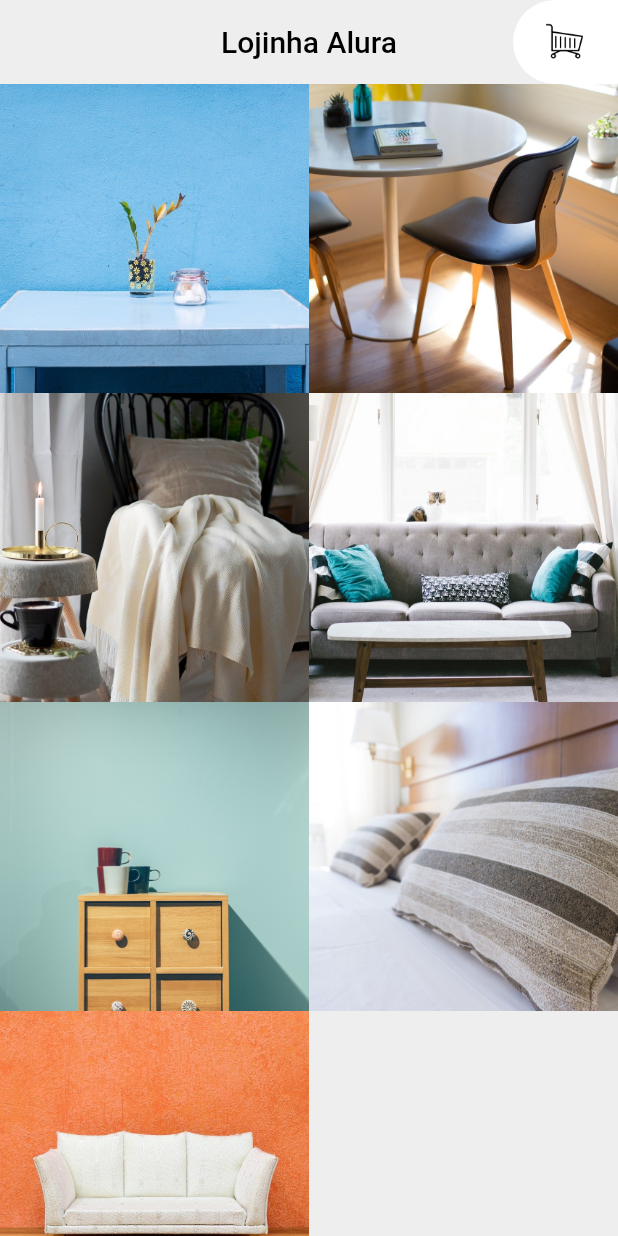
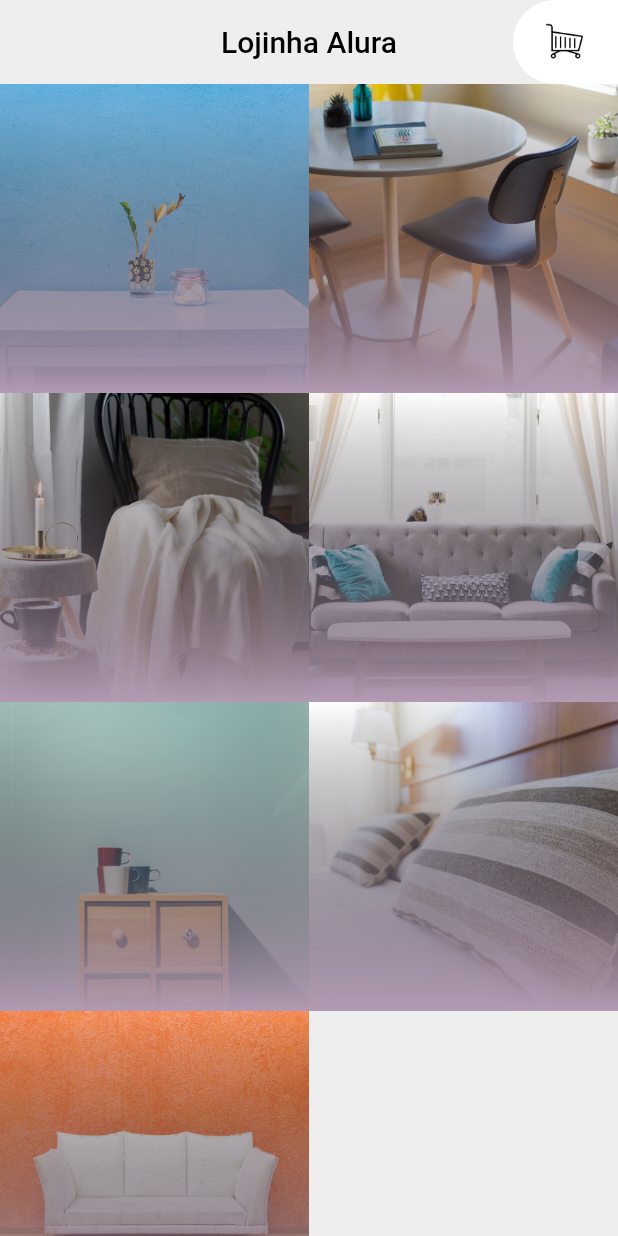
Before and after one commit to 3dsonneto/lojinha-alura, a Flutter app: the screen it shows after launch, on a phone screen of 412 x 824 dp. Run offline on Flutter 3.47's test engine with Material 2 defaults, Android fonts, the phone set to English and light mode, and no system bars.

Commit message:
Adicionando degrade por cima das imagens

```diff
--- a/lib/widgets/grid_produtos/degrade_elemento_grid_produtos.dart
+++ b/lib/widgets/grid_produtos/degrade_elemento_grid_produtos.dart
@@ -0,0 +1,20 @@
+import 'package:flutter/material.dart';
+
+class DegradeElementoGridProdutos extends StatelessWidget {
+  const DegradeElementoGridProdutos({Key? key}) : super(key: key);
+
+  @override
+  Widget build(BuildContext context) {
+    return Container(
+      decoration: BoxDecoration(
+          gradient: LinearGradient(
+        begin: Alignment.topCenter,
+        end: Alignment.bottomCenter,
+        colors: [
+          Colors.transparent,
+          Color.fromRGBO(178, 155, 178, 1),
+        ],
+      )),
+    );
+  }
+}
--- a/lib/widgets/grid_produtos/elemento_grid_produtos.dart
+++ b/lib/widgets/grid_produtos/elemento_grid_produtos.dart
@@ -1,4 +1,5 @@
 import 'package:alura_layout/models/movel.dart';
+import 'package:alura_layout/widgets/grid_produtos/degrade_elemento_grid_produtos.dart';
 import 'package:alura_layout/widgets/grid_produtos/imagem_elemento_grid_produtos.dart';
 import 'package:flutter/material.dart';
 
@@ -9,8 +10,13 @@
 
   @override
   Widget build(BuildContext context) {
-    return ImagemElementoGridProdutos(
-      imagem: movel.foto,
+    return Stack(
+      children: [
+        ImagemElementoGridProdutos(
+          imagem: movel.foto,
+        ),
+        DegradeElementoGridProdutos(),
+      ],
     );
   }
 }
--- a/lib/widgets/grid_produtos/imagem_elemento_grid_produtos.dart
+++ b/lib/widgets/grid_produtos/imagem_elemento_grid_produtos.dart
@@ -7,9 +7,10 @@
 
   @override
   Widget build(BuildContext context) {
-    return Image(
+    return Positioned.fill(
+        child: Image(
       fit: BoxFit.cover,
       image: AssetImage("utilidades/assets/imagens/$imagem"),
-    );
+    ));
   }
 }
```
